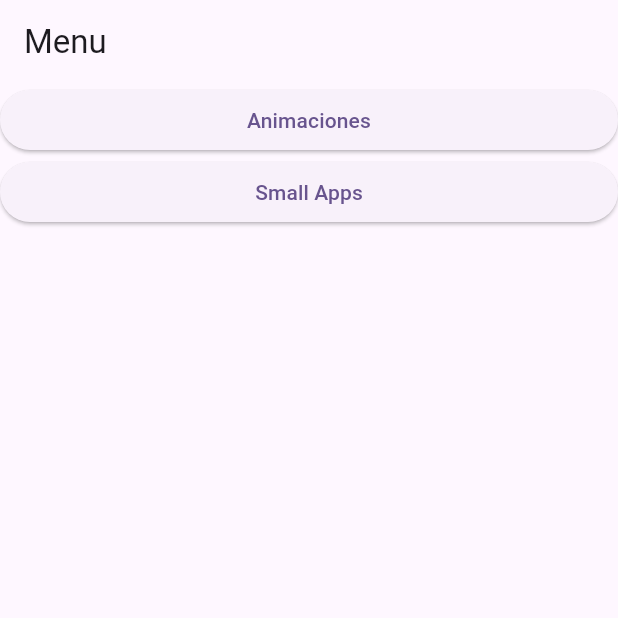
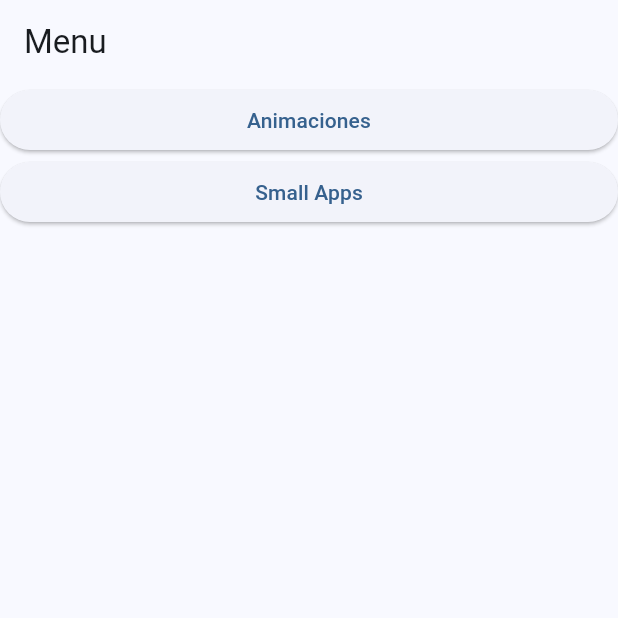
Before and after one commit to Ridley7/ui_challenges, a Flutter app: the screen it shows after launch, on a phone screen of 412 x 824 dp, the top half of it. Run offline on Flutter 3.47's test engine with Material 3 defaults, Android fonts, the phone set to English and light mode, and no system bars; our stand-ins replace cached_network_image.

```diff
--- a/lib/main.dart
+++ b/lib/main.dart
@@ -1,6 +1,7 @@
 import 'package:flutter/material.dart';
 import 'package:flutter_ui_challenges/presentation/animations/animated_list_one/animated_list_one.dart';
 import 'package:flutter_ui_challenges/presentation/small_apps/clone_whats_app/clone_whats_app.dart';
+import 'package:flutter_ui_challenges/presentation/small_apps/clone_whats_app/configuration/app_theme.dart';
 import 'package:flutter_ui_challenges/presentation/small_apps/small_apps.dart';
 
 import 'presentation/animations/animated_appbar/animated_appbar.dart';
@@ -20,10 +21,7 @@ class MyApp extends StatelessWidget {
   Widget build(BuildContext context) {
     return MaterialApp(
       title: 'Flutter Demo',
-      theme: ThemeData(
-        colorScheme: ColorScheme.fromSeed(seedColor: Colors.deepPurple),
-        useMaterial3: true,
-      ),
+      theme: AppTheme(selectedColor: 1).theme(),
         initialRoute: '/',
         routes: {
           '/': (context) => const Home(),
--- /dev/null
+++ b/lib/presentation/small_apps/clone_whats_app/configuration/app_theme.dart
@@ -0,0 +1,29 @@
+import 'package:flutter/material.dart';
+
+const Color _customColor = Color(0XFF49149F);
+
+const List<Color> _colorThemes = [
+  _customColor,
+  Colors.blue,
+  Colors.teal,
+  Colors.green,
+  Colors.yellow,
+  Colors.orange,
+  Colors.pink
+];
+
+class AppTheme{
+  final int selectedColor;
+
+  AppTheme({this.selectedColor = 0})
+  : assert(selectedColor >= 0 && selectedColor <= _colorThemes.length - 1,
+  'Colors must be between 0 and ${_colorThemes.length}');
+
+  ThemeData theme(){
+    return ThemeData(
+      useMaterial3: true,
+      colorSchemeSeed: _colorThemes[selectedColor]
+    );
+  }
+
+}
--- a/pubspec.yaml
+++ b/pubspec.yaml
@@ -35,6 +35,7 @@ dependencies:
   # The following adds the Cupertino Icons font to your application.
   # Use with the CupertinoIcons class for iOS style icons.
   cupertino_icons: ^1.0.2
+  cached_network_image: ^3.3.1
 
 dev_dependencies:
   flutter_test:
```
Also changed, not shown: lib/presentation/small_apps/clone_whats_app/clone_whats_app.dart (+38 -1 lines), lib/presentation/small_apps/clone_whats_app/services/service_load_gif.dart (added, +62 -0 lines), lib/presentation/small_apps/clone_whats_app/widgets/message_input_box.dart (added, +44 -0 lines), lib/presentation/small_apps/clone_whats_app/widgets/my_message_bubble.dart (added, +35 -0 lines), lib/presentation/small_apps/clone_whats_app/widgets/their_message_bubble.dart (added, +60 -0 lines), 2 other files.
